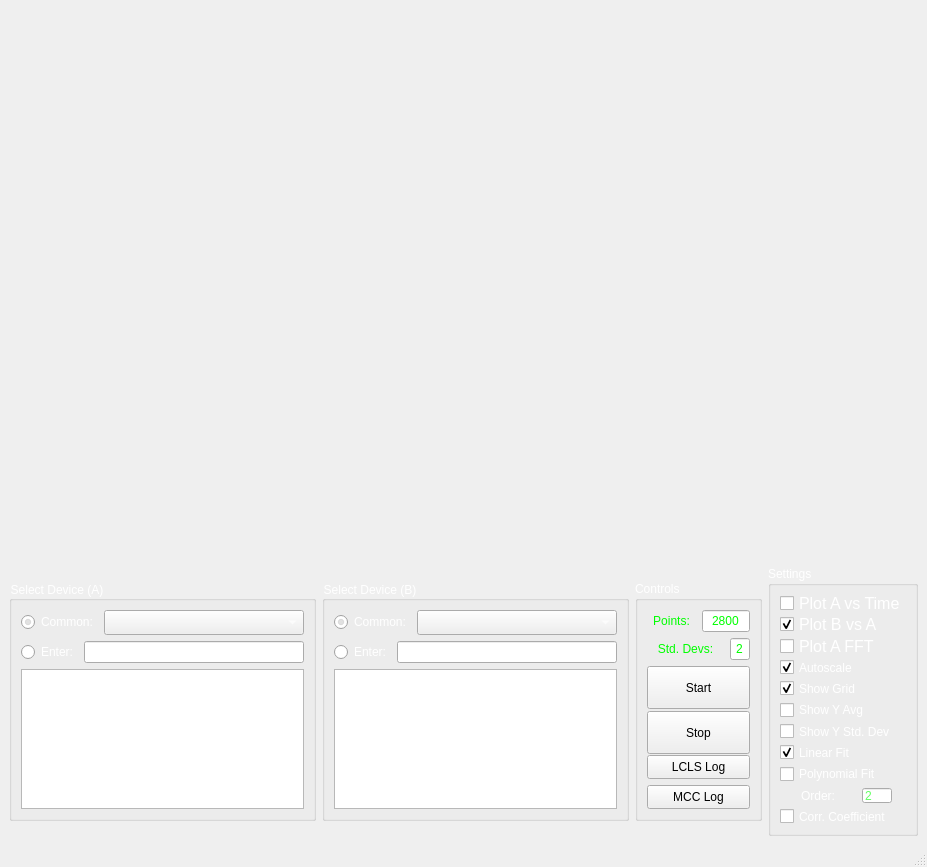
Old version of the form rtbsa.ui in the repository lisazacarias/rtbsa.
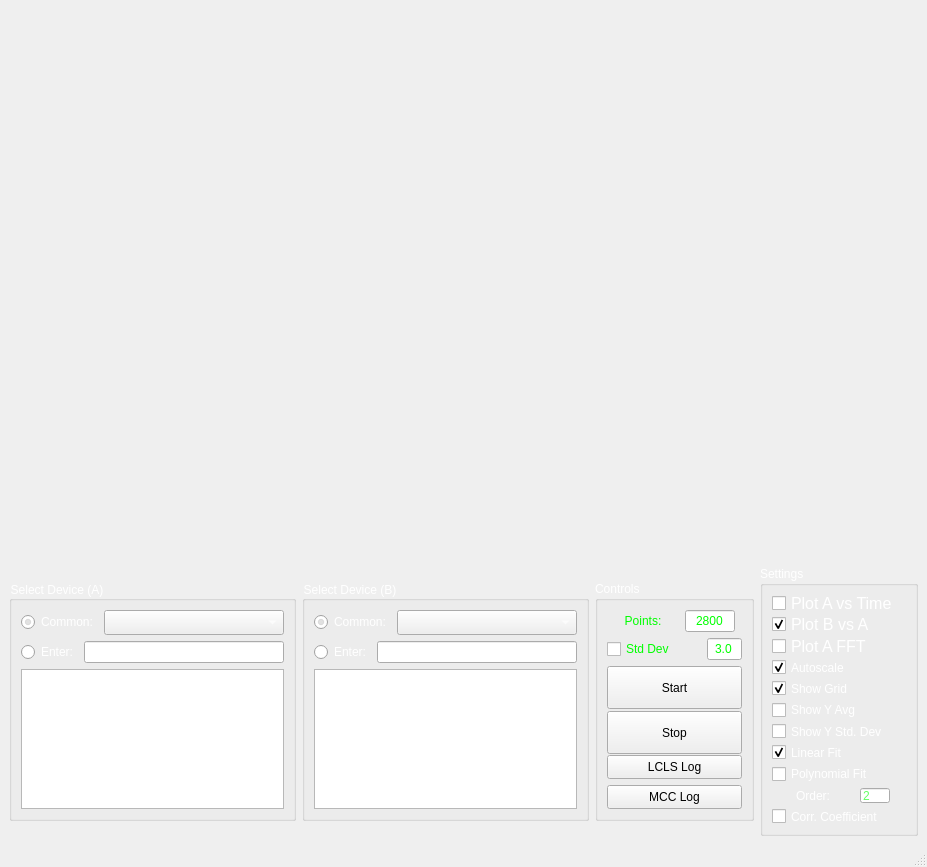
New version of the form.

Commit message: pulled out repeat FFT code, added standard deviation filtering

What changed in the file:
```diff
--- a/rtbsa.ui
+++ b/rtbsa.ui
@@ -73,7 +73,7 @@
                   <widget class="QComboBox" name="common1">
                    <property name="minimumSize">
                     <size>
-                     <width>200</width>
+                     <width>180</width>
                      <height>25</height>
                     </size>
                    </property>
@@ -143,7 +143,7 @@
                   <widget class="QComboBox" name="common2">
                    <property name="minimumSize">
                     <size>
-                     <width>200</width>
+                     <width>180</width>
                      <height>25</height>
                     </size>
                    </property>
@@ -393,19 +393,7 @@
              <item>
               <layout class="QHBoxLayout" name="horizontalLayout_9">
                <item>
-                <widget class="QLabel" name="std_label">
-                 <property name="sizePolicy">
-                  <sizepolicy hsizetype="Preferred" vsizetype="Preferred">
-                   <horstretch>200</horstretch>
-                   <verstretch>0</verstretch>
-                  </sizepolicy>
-                 </property>
-                 <property name="maximumSize">
-                  <size>
-                   <width>80</width>
-                   <height>30</height>
-                  </size>
-                 </property>
+                <widget class="QCheckBox" name="filterByStdDevs">
                  <property name="palette">
                   <palette>
                    <active>
@@ -418,15 +406,6 @@
                       </color>
                      </brush>
                     </colorrole>
-                    <colorrole role="Text">
-                     <brush brushstyle="SolidPattern">
-                      <color alpha="255">
-                       <red>100</red>
-                       <green>255</green>
-                       <blue>100</blue>
-                      </color>
-                     </brush>
-                    </colorrole>
                    </active>
                    <inactive>
                     <colorrole role="WindowText">
@@ -438,15 +417,6 @@
                       </color>
                      </brush>
                     </colorrole>
-                    <colorrole role="Text">
-                     <brush brushstyle="SolidPattern">
-                      <color alpha="255">
-                       <red>100</red>
-                       <green>255</green>
-                       <blue>100</blue>
-                      </color>
-                     </brush>
-                    </colorrole>
                    </inactive>
                    <disabled>
                     <colorrole role="WindowText">
@@ -458,26 +428,16 @@
                       </color>
                      </brush>
                     </colorrole>
-                    <colorrole role="Text">
-                     <brush brushstyle="SolidPattern">
-                      <color alpha="255">
-                       <red>165</red>
-                       <green>164</green>
-                       <blue>164</blue>
-                      </color>
-                     </brush>
-                    </colorrole>
                    </disabled>
                   </palette>
                  </property>
-                 <property name="layoutDirection">
-                  <enum>Qt::LeftToRight</enum>
+                 <property name="font">
+                  <font>
+                   <pointsize>9</pointsize>
+                  </font>
                  </property>
                  <property name="text">
-                  <string>Std. Devs:</string>
-                 </property>
-                 <property name="alignment">
-                  <set>Qt::AlignCenter</set>
+                  <string>Std Dev</string>
                  </property>
                 </widget>
                </item>
@@ -491,7 +451,7 @@
                  </property>
                  <property name="minimumSize">
                   <size>
-                   <width>15</width>
+                   <width>35</width>
                    <height>0</height>
                   </size>
                  </property>
@@ -542,7 +502,7 @@
                   <enum>Qt::LeftToRight</enum>
                  </property>
                  <property name="text">
-                  <string>2</string>
+                  <string>3.0</string>
                  </property>
                  <property name="alignment">
                   <set>Qt::AlignCenter</set>
```
The commit also changes 1 other file.
